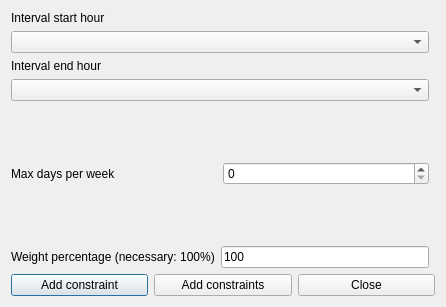
This is fet/src/interface/addconstraintteachersafternoonintervalmaxdaysperweekform_template.ui in vonmecheln/fet as Qt 5 draws it before an edit. The edited form follows.
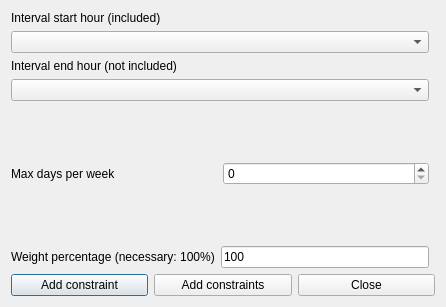
This is the edited form.

Diff of the .ui file:
```diff
--- a/fet/src/interface/addconstraintteachersafternoonintervalmaxdaysperweekform_template.ui
+++ b/fet/src/interface/addconstraintteachersafternoonintervalmaxdaysperweekform_template.ui
@@ -132,7 +132,7 @@
         <enum>QFrame::Plain</enum>
        </property>
        <property name="text">
-        <string>Interval end hour</string>
+        <string extracomment="This field refers to a constraint operating on a given hourly interval. The selected start hour of the interval is included (is counted) in the constraint, while the selected end hour of the interval is not included (is not counted) in the constraint.">Interval end hour (not included)</string>
        </property>
        <property name="wordWrap">
         <bool>false</bool>
@@ -165,7 +165,7 @@
         <enum>QFrame::Plain</enum>
        </property>
        <property name="text">
-        <string>Interval start hour</string>
+        <string extracomment="This field refers to a constraint operating on a given hourly interval. The selected start hour of the interval is included (is counted) in the constraint, while the selected end hour of the interval is not included (is not counted) in the constraint.">Interval start hour (included)</string>
        </property>
        <property name="wordWrap">
         <bool>false</bool>
```
